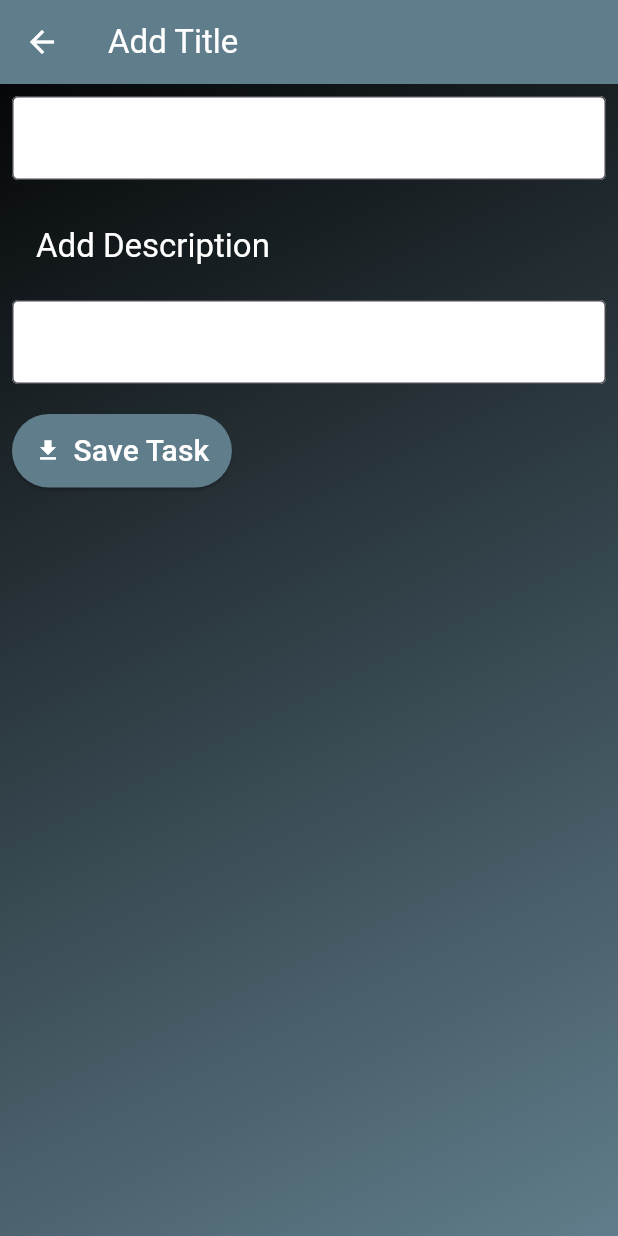
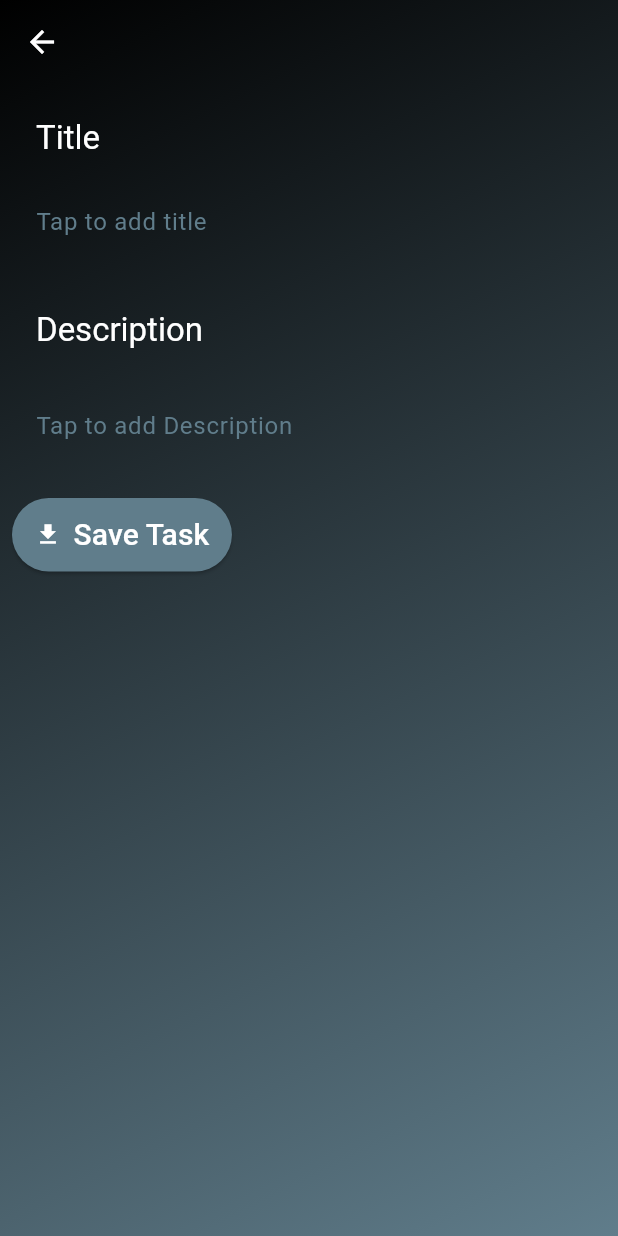
Before and after one commit to MuhammadAhmadd1/Daily-manager, a Flutter app: the TaskScreen screen opened directly, on a phone screen of 412 x 824 dp. Run offline on Flutter 3.47's test engine with Material 3 defaults, Android fonts, the phone set to English and light mode, and no system bars; our stand-ins replace google_fonts, logger.

Commit message:
Edit Appbars

```diff
--- a/lib/main.dart
+++ b/lib/main.dart
@@ -37,12 +37,12 @@
             Colors.blueGrey,
           ],
           begin: Alignment.topLeft,
-          end: Alignment.bottomRight                      ,
+          end: Alignment.bottomRight,
         ),
       ),
       child: Column(
         mainAxisSize: MainAxisSize.min,
-        mainAxisAlignment: MainAxisAlignment.center ,
+        mainAxisAlignment: MainAxisAlignment.center,
         children: [
           Image.asset(
             'assets/images/task_manager.png',
@@ -76,7 +76,7 @@
           const SizedBox(height: 40),
           ElevatedButton(
             onPressed: () {
-              Navigator.push  (
+              Navigator.push(
                 context,
                 MaterialPageRoute(
                   builder: (context) => const SavedTasks(),
--- a/lib/task_screen.dart
+++ b/lib/task_screen.dart
@@ -18,7 +18,6 @@ class TaskScreen extends StatefulWidget {
 class _TaskScreenState extends State<TaskScreen> {
   final TextEditingController _titleController = TextEditingController();
   final TextEditingController _descriptionController = TextEditingController();
-
   @override
   Widget build(BuildContext context) {
     return Container(
@@ -32,26 +31,44 @@ class _TaskScreenState extends State<TaskScreen> {
       child: Scaffold(
         backgroundColor: Colors.transparent,
         appBar: AppBar(
-          title: const Text('Add Title'),
-          backgroundColor: Colors.blueGrey,
+          title: const Text(''),
+          backgroundColor: Colors.transparent,
           foregroundColor: Colors.white,
+          elevation: 0,
         ),
         body: Padding(
           padding: const EdgeInsets.all(8.0),
           child: Column(
             crossAxisAlignment: CrossAxisAlignment.start,
             children: [
+              AppBar(
+                automaticallyImplyLeading: false,
+                title: const Text('Title'),
+                backgroundColor: const Color.fromARGB(0, 255, 255, 255),
+                foregroundColor: Colors.white,
+                elevation: 0,
+              ),
               TextField(
                 controller: _titleController,
-                decoration: const InputDecoration(
+                style: const TextStyle(color: Colors.white),
+                decoration: InputDecoration(
                   filled: true,
-                  fillColor: Colors.white,
-                  border: OutlineInputBorder(),
+                  fillColor: Colors.transparent,
+                  border: OutlineInputBorder(
+                    borderSide: BorderSide.none,
+                    borderRadius: BorderRadius.circular(17),
+                  ),
+                  hintText: 'Tap to add title',
+                  hintStyle: const TextStyle(
+                    color: Colors.blueGrey,
+                  ),
                 ),
+                cursorColor: Colors.white,
               ),
               const SizedBox(height: 16),
-                  AppBar(automaticallyImplyLeading: false,
-                title: const Text('Add Description'),
+              AppBar(
+                automaticallyImplyLeading: false,
+                title: const Text('Description'),
                 backgroundColor: const Color.fromARGB(0, 255, 255, 255),
                 foregroundColor: Colors.white,
                 elevation: 0,
@@ -59,12 +76,21 @@ class _TaskScreenState extends State<TaskScreen> {
               const SizedBox(height: 8),
               TextField(
                 controller: _descriptionController,
+                style: const TextStyle(color: Colors.white),
                 maxLines: null,
-                decoration: const InputDecoration(
+                decoration: InputDecoration(
                   filled: true,
-                  fillColor: Colors.white,
-                  border: OutlineInputBorder(),
+                  fillColor: Colors.transparent,
+                  border: OutlineInputBorder(
+                    borderSide: BorderSide.none,
+                    borderRadius: BorderRadius.circular(17),
+                  ),
+                  hintText: 'Tap to add Description',
+                  hintStyle: const TextStyle(
+                    color: Colors.blueGrey,
+                  ),
                 ),
+                cursorColor: Colors.white,
               ),
               const SizedBox(height: 20),
               ElevatedButton.icon(
@@ -94,7 +120,7 @@ class _TaskScreenState extends State<TaskScreen> {
                   Navigator.push(
                     context,
                     MaterialPageRoute(
-                      builder: (context) => const SavedTasks( ),
+                      builder: (context) => const SavedTasks(),
                     ),
                   );
                 },
@@ -107,7 +133,7 @@ class _TaskScreenState extends State<TaskScreen> {
                 label: const Text(
                   'Save Task',
                   style: TextStyle(fontSize: 20),
-                  textAlign: TextAlign.center ,
+                  textAlign: TextAlign.center,
                 ),
                 icon: const Icon(Icons.download),
               ),
```
